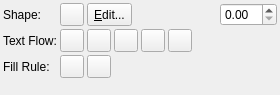
Above: scribus/ui/propertiespalette_shapebase.ui from scribusproject/scribus before the change. Below: the same form after it.
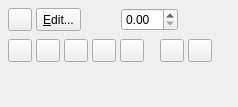
That is the form after the change. Custom widgets are drawn as their Qt base class.

Commit message: UI changes for properties panel, text content panel, new icons, widgets and retina screen support for icon manager. <Martin Reininger>

Patch:
```diff
--- a/scribus/ui/propertiespalette_shapebase.ui
+++ b/scribus/ui/propertiespalette_shapebase.ui
@@ -6,157 +6,30 @@
    <rect>
     <x>0</x>
     <y>0</y>
-    <width>280</width>
-    <height>95</height>
+    <width>238</width>
+    <height>107</height>
    </rect>
   </property>
   <layout class="QVBoxLayout" name="verticalLayout">
    <property name="spacing">
-    <number>3</number>
+    <number>8</number>
    </property>
    <property name="leftMargin">
-    <number>3</number>
+    <number>8</number>
    </property>
    <property name="topMargin">
-    <number>3</number>
+    <number>8</number>
    </property>
    <property name="rightMargin">
-    <number>3</number>
+    <number>8</number>
    </property>
    <property name="bottomMargin">
-    <number>3</number>
+    <number>8</number>
    </property>
    <item>
-    <layout class="QGridLayout" name="gridLayout">
-     <property name="spacing">
-      <number>3</number>
-     </property>
-     <item row="1" column="0">
-      <widget class="QLabel" name="label_2">
-       <property name="text">
-        <string>Shape:</string>
-       </property>
-      </widget>
-     </item>
-     <item row="3" column="1">
-      <layout class="QHBoxLayout" name="horizontalLayout_5">
-       <property name="spacing">
-        <number>3</number>
-       </property>
-       <item>
-        <widget class="QToolButton" name="textFlowDisabled">
-         <property name="toolTip">
-          <string>Text flow around frame disabled</string>
-         </property>
-         <property name="checkable">
-          <bool>true</bool>
-         </property>
-         <property name="autoExclusive">
-          <bool>true</bool>
-         </property>
-         <property name="toolButtonStyle">
-          <enum>Qt::ToolButtonIconOnly</enum>
-         </property>
-         <attribute name="buttonGroup">
-          <string notr="true">textFlowBtnGroup</string>
-         </attribute>
-        </widget>
-       </item>
-       <item>
-        <widget class="QToolButton" name="textFlowUsesFrameShape">
-         <property name="toolTip">
-          <string>Text flow around frame shape</string>
-         </property>
-         <property name="checkable">
-          <bool>true</bool>
-         </property>
-         <property name="autoExclusive">
-          <bool>true</bool>
-         </property>
-         <property name="toolButtonStyle">
-          <enum>Qt::ToolButtonIconOnly</enum>
-         </property>
-         <attribute name="buttonGroup">
-          <string notr="true">textFlowBtnGroup</string>
-         </attribute>
-        </widget>
-       </item>
-       <item>
-        <widget class="QToolButton" name="textFlowUsesBoundingBox">
-         <property name="toolTip">
-          <string>Text flow around bounding box</string>
-         </property>
-         <property name="checkable">
-          <bool>true</bool>
-         </property>
-         <property name="autoExclusive">
-          <bool>true</bool>
-         </property>
-         <property name="toolButtonStyle">
-          <enum>Qt::ToolButtonIconOnly</enum>
-         </property>
-         <attribute name="buttonGroup">
-          <string notr="true">textFlowBtnGroup</string>
-         </attribute>
-        </widget>
-       </item>
-       <item>
-        <widget class="QToolButton" name="textFlowUsesContourLine">
-         <property name="toolTip">
-          <string>Text flow around contour line</string>
-         </property>
-         <property name="checkable">
-          <bool>true</bool>
-         </property>
-         <property name="autoExclusive">
-          <bool>true</bool>
-         </property>
-         <property name="toolButtonStyle">
-          <enum>Qt::ToolButtonIconOnly</enum>
-         </property>
-         <attribute name="buttonGroup">
-          <string notr="true">textFlowBtnGroup</string>
-         </attribute>
-        </widget>
-       </item>
-       <item>
-        <widget class="QToolButton" name="textFlowUsesImageClipping">
-         <property name="toolTip">
-          <string>Text flow around image clip path</string>
-         </property>
-         <property name="checkable">
-          <bool>true</bool>
-         </property>
-         <property name="autoExclusive">
-          <bool>true</bool>
-         </property>
-         <property name="toolButtonStyle">
-          <enum>Qt::ToolButtonIconOnly</enum>
-         </property>
-         <attribute name="buttonGroup">
-          <string notr="true">textFlowBtnGroup</string>
-         </attribute>
-        </widget>
-       </item>
-       <item>
-        <spacer name="horizontalSpacer_4">
-         <property name="orientation">
-          <enum>Qt::Horizontal</enum>
-         </property>
-         <property name="sizeHint" stdset="0">
-          <size>
-           <width>40</width>
-           <height>20</height>
-          </size>
-         </property>
-        </spacer>
-       </item>
-      </layout>
-     </item>
-     <item row="1" column="1">
       <layout class="QHBoxLayout" name="horizontalLayout_6">
        <property name="spacing">
-        <number>3</number>
+      <number>4</number>
        </property>
        <item>
         <widget class="Autoforms" name="customShape">
@@ -183,10 +56,13 @@
          <property name="orientation">
           <enum>Qt::Horizontal</enum>
          </property>
+       <property name="sizeType">
+        <enum>QSizePolicy::Fixed</enum>
+       </property>
          <property name="sizeHint" stdset="0">
           <size>
-           <width>40</width>
-           <height>20</height>
+         <width>16</width>
+         <height>0</height>
           </size>
          </property>
         </spacer>
@@ -214,26 +90,187 @@
          </property>
         </widget>
        </item>
-      </layout>
-     </item>
-     <item row="3" column="0">
-      <widget class="QLabel" name="label_3">
-       <property name="text">
-        <string>Text Flow:</string>
-       </property>
-      </widget>
-     </item>
-     <item row="5" column="0">
-      <widget class="QLabel" name="label_4">
-       <property name="text">
-        <string>Fill Rule:</string>
-       </property>
-      </widget>
-     </item>
-     <item row="5" column="1">
-      <layout class="QHBoxLayout" name="horizontalLayout_2">
+     <item>
+      <spacer name="horizontalSpacer_2">
+       <property name="orientation">
+        <enum>Qt::Horizontal</enum>
+       </property>
+       <property name="sizeHint" stdset="0">
+        <size>
+         <width>0</width>
+         <height>0</height>
+        </size>
+       </property>
+      </spacer>
+     </item>
+    </layout>
+   </item>
+   <item>
+    <layout class="QHBoxLayout" name="horizontalLayout_5">
+     <property name="spacing">
+      <number>16</number>
+     </property>
+     <item>
+      <widget class="FormWidget" name="labelTextFlow">
+       <property name="sizePolicy">
+        <sizepolicy hsizetype="Preferred" vsizetype="Maximum">
+         <horstretch>0</horstretch>
+         <verstretch>0</verstretch>
+        </sizepolicy>
+       </property>
+       <property name="label" stdset="0">
+        <string>Text Flow</string>
+       </property>
+       <property name="font">
+        <font>
+         <pointsize>8</pointsize>
+        </font>
+       </property>
+       <layout class="QHBoxLayout" name="horizontalLayout">
+        <property name="spacing">
+         <number>4</number>
+        </property>
+        <property name="leftMargin">
+         <number>0</number>
+        </property>
+        <property name="topMargin">
+         <number>0</number>
+        </property>
+        <property name="rightMargin">
+         <number>0</number>
+        </property>
+        <property name="bottomMargin">
+         <number>0</number>
+        </property>
+        <item>
+         <widget class="QToolButton" name="textFlowDisabled">
+          <property name="toolTip">
+           <string>Text flow around frame disabled</string>
+          </property>
+          <property name="checkable">
+           <bool>true</bool>
+          </property>
+          <property name="autoExclusive">
+           <bool>true</bool>
+          </property>
+          <property name="toolButtonStyle">
+           <enum>Qt::ToolButtonIconOnly</enum>
+          </property>
+          <attribute name="buttonGroup">
+           <string notr="true">textFlowBtnGroup</string>
+          </attribute>
+         </widget>
+        </item>
+        <item>
+         <widget class="QToolButton" name="textFlowUsesFrameShape">
+          <property name="toolTip">
+           <string>Text flow around frame shape</string>
+          </property>
+          <property name="checkable">
+           <bool>true</bool>
+          </property>
+          <property name="autoExclusive">
+           <bool>true</bool>
+          </property>
+          <property name="toolButtonStyle">
+           <enum>Qt::ToolButtonIconOnly</enum>
+          </property>
+          <attribute name="buttonGroup">
+           <string notr="true">textFlowBtnGroup</string>
+          </attribute>
+         </widget>
+        </item>
+        <item>
+         <widget class="QToolButton" name="textFlowUsesBoundingBox">
+          <property name="toolTip">
+           <string>Text flow around bounding box</string>
+          </property>
+          <property name="checkable">
+           <bool>true</bool>
+          </property>
+          <property name="autoExclusive">
+           <bool>true</bool>
+          </property>
+          <property name="toolButtonStyle">
+           <enum>Qt::ToolButtonIconOnly</enum>
+          </property>
+          <attribute name="buttonGroup">
+           <string notr="true">textFlowBtnGroup</string>
+          </attribute>
+         </widget>
+        </item>
+        <item>
+         <widget class="QToolButton" name="textFlowUsesContourLine">
+          <property name="toolTip">
+           <string>Text flow around contour line</string>
+          </property>
+          <property name="checkable">
+           <bool>true</bool>
+          </property>
+          <property name="autoExclusive">
+           <bool>true</bool>
+          </property>
+          <property name="toolButtonStyle">
+           <enum>Qt::ToolButtonIconOnly</enum>
+          </property>
+          <attribute name="buttonGroup">
+           <string notr="true">textFlowBtnGroup</string>
+          </attribute>
+         </widget>
+        </item>
+        <item>
+         <widget class="QToolButton" name="textFlowUsesImageClipping">
+          <property name="toolTip">
+           <string>Text flow around image clip path</string>
+          </property>
+          <property name="checkable">
+           <bool>true</bool>
+          </property>
+          <property name="autoExclusive">
+           <bool>true</bool>
+          </property>
+          <property name="toolButtonStyle">
+           <enum>Qt::ToolButtonIconOnly</enum>
+          </property>
+          <attribute name="buttonGroup">
+           <string notr="true">textFlowBtnGroup</string>
+          </attribute>
+         </widget>
+        </item>
+       </layout>
+      </widget>
+     </item>
+     <item>
+      <widget class="FormWidget" name="labelFillRule">
+       <property name="sizePolicy">
+        <sizepolicy hsizetype="Preferred" vsizetype="Maximum">
+         <horstretch>0</horstretch>
+         <verstretch>0</verstretch>
+        </sizepolicy>
+       </property>
+       <property name="label" stdset="0">
+        <string>Fill Rule</string>
+       </property>
+       <property name="font">
+        <font>
+         <pointsize>8</pointsize>
+        </font>
+       </property>
+       <layout class="QHBoxLayout" name="horizontalLayout_4">
        <property name="spacing">
-        <number>3</number>
+         <number>4</number>
+        </property>
+        <property name="leftMargin">
+         <number>0</number>
+        </property>
+        <property name="topMargin">
+         <number>0</number>
+        </property>
+        <property name="rightMargin">
+         <number>0</number>
+        </property>
+        <property name="bottomMargin">
+         <number>0</number>
        </property>
        <item>
         <widget class="QToolButton" name="evenOdd">
@@ -267,8 +304,11 @@
          </attribute>
         </widget>
        </item>
+       </layout>
+      </widget>
+     </item>
        <item>
-        <spacer name="horizontalSpacer_3">
+      <spacer name="horizontalSpacer_4">
          <property name="orientation">
           <enum>Qt::Horizontal</enum>
          </property>
@@ -279,8 +319,6 @@
           </size>
          </property>
         </spacer>
-       </item>
-      </layout>
      </item>
     </layout>
    </item>
@@ -300,6 +338,12 @@
   </layout>
  </widget>
  <customwidgets>
+  <customwidget>
+   <class>FormWidget</class>
+   <extends>QWidget</extends>
+   <header>ui/widgets/form_widget.h</header>
+   <container>1</container>
+  </customwidget>
   <customwidget>
    <class>ScrSpinBox</class>
    <extends>QDoubleSpinBox</extends>
```
Lines whose indentation alone changed are shown as unchanged. The commit also changes 64 other files.
